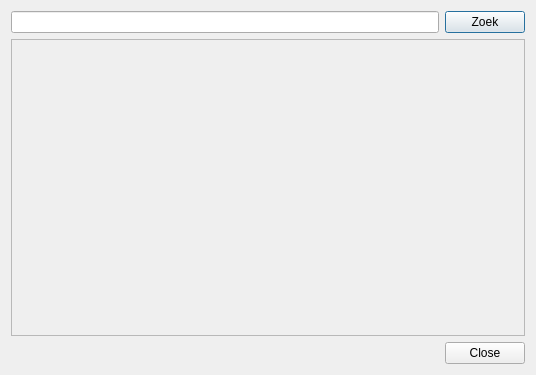
This is ui_farmersearchdialog.ui in DOV-Vlaanderen/erosiebezwaren as Qt 5 draws it before an edit. The edited form follows.
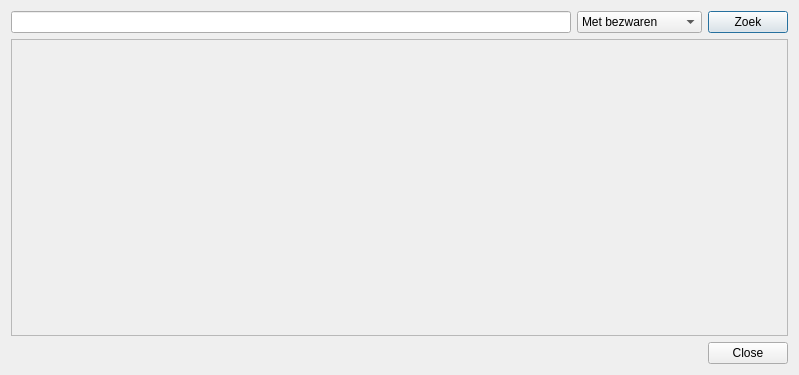
This is the edited form.

The edit to the form file:
```diff
--- a/ui_farmersearchdialog.ui
+++ b/ui_farmersearchdialog.ui
@@ -6,7 +6,7 @@
    <rect>
     <x>0</x>
     <y>0</y>
-    <width>536</width>
+    <width>799</width>
     <height>375</height>
    </rect>
   </property>
@@ -19,6 +19,20 @@
      <item>
       <widget class="QLineEdit" name="ldt_searchfield"/>
      </item>
+     <item>
+      <widget class="QComboBox" name="cmb_searchType">
+       <item>
+        <property name="text">
+         <string>Met bezwaren</string>
+        </property>
+       </item>
+       <item>
+        <property name="text">
+         <string>Alle landbouwers</string>
+        </property>
+       </item>
+      </widget>
+     </item>
      <item>
       <widget class="QPushButton" name="btn_search">
        <property name="text">
@@ -38,7 +52,7 @@
        <rect>
         <x>0</x>
         <y>0</y>
-        <width>516</width>
+        <width>779</width>
         <height>277</height>
        </rect>
       </property>
```
